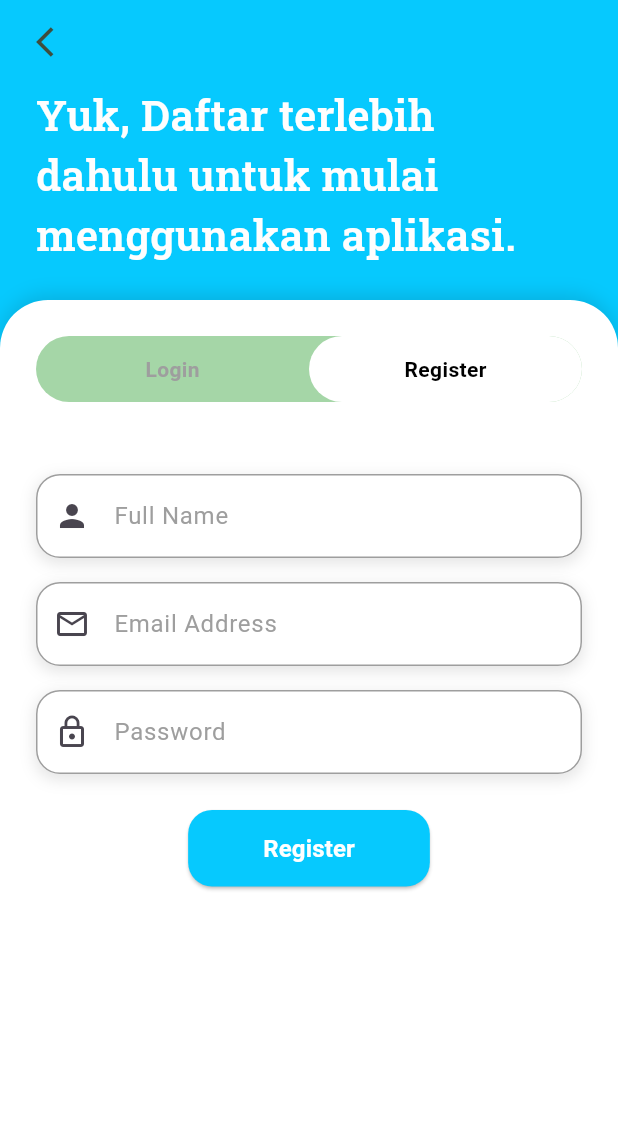
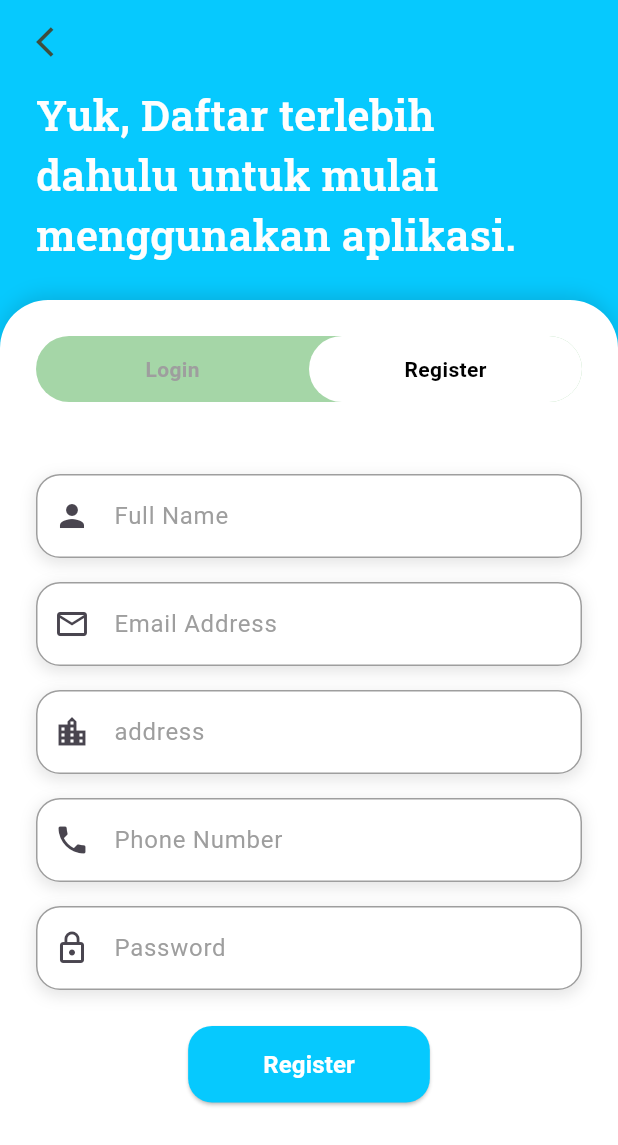
Before and after one commit to mrnpal/busfa-app, a Flutter app: the LoginScreen screen opened directly, after a tap on "Register", on a phone screen of 412 x 824 dp. Shown: the top 1145 px of the screen. Run offline on Flutter 3.47's test engine with Material 3 defaults, Android fonts, the light colour scheme and no system bars; our stand-ins replace cloud_firestore, firebase_auth, firebase_core, fl_chart, font_awesome_flutter, get and 2 more; accounts and stored records are empty; network calls fail.

Commit message:
pusing brok

```diff
--- a/lib/services/auth_service.dart
+++ b/lib/services/auth_service.dart
@@ -137,7 +137,7 @@ class AuthService {
   }
 
   // Login dengan Google
-  Future<void> signInWithGoogle() async {
+  Future<void> loginWithGoogle() async {
     try {
       final GoogleSignInAccount? googleUser = await GoogleSignIn().signIn();
       if (googleUser == null) return;
--- a/lib/views/auth/login_screen.dart
+++ b/lib/views/auth/login_screen.dart
@@ -16,6 +16,9 @@ class _LoginScreenState extends State<LoginScreen> {
   final registerEmailController = TextEditingController();
   final registerPasswordController = TextEditingController();
   final registerNameController = TextEditingController();
+  final registerAddressController = TextEditingController();
+  final registerPhoneController = TextEditingController();
+  final registerGraduationController = TextEditingController();
 
   bool isLogin = true; // Untuk toggle login/register
 
@@ -375,6 +378,20 @@ class _LoginScreenState extends State<LoginScreen> {
         ),
         const SizedBox(height: 16),
         _buildInputField(
+          registerAddressController,
+          'address',
+          Icons.location_city,
+          obscureText: true,
+        ),
+        const SizedBox(height: 16),
+        _buildInputField(
+          registerPhoneController,
+          'Phone Number',
+          Icons.phone,
+          obscureText: true,
+        ),
+        const SizedBox(height: 16),
+        _buildInputField(
           registerPasswordController,
           'Password',
           Icons.lock_outline,
--- a/lib/views/welcome_page.dart
+++ b/lib/views/welcome_page.dart
@@ -13,14 +13,14 @@ class _WelcomePageState extends State<WelcomePage> {
   @override
   Widget build(BuildContext context) {
     return Scaffold(
-      backgroundColor: const Color(0xffF6DEC8),
+      backgroundColor: Colors.white,
       body: Stack(
         children: [
           Column(
             mainAxisAlignment: MainAxisAlignment.spaceAround,
             children: [
               Image.network(
-                "https://cdn.dribbble.com/userupload/34022841/file/original-07b777e02c236203e56930a3a58faf9f.gif",
+                "https://cdn.dribbble.com/userupload/33221640/file/original-36f27de426f6ac38e8333845ea88db46.gif",
               ),
               Padding(
                 padding: const EdgeInsets.symmetric(horizontal: 30),
@@ -51,7 +51,7 @@ class _WelcomePageState extends State<WelcomePage> {
             bottom: 32,
             right: 32,
             child: FloatingActionButton(
-              backgroundColor: const Color(0xFFFF8370),
+              backgroundColor: const Color.fromRGBO(6, 201, 254, 1.0),
               onPressed: () {
                 Navigator.push(
                   context,
```
Also changed, not shown: lib/views/admin/controllers/dashboard_controller.dart (deleted, +0 -26 lines), lib/views/auth/register.dart (+59 -11 lines).
